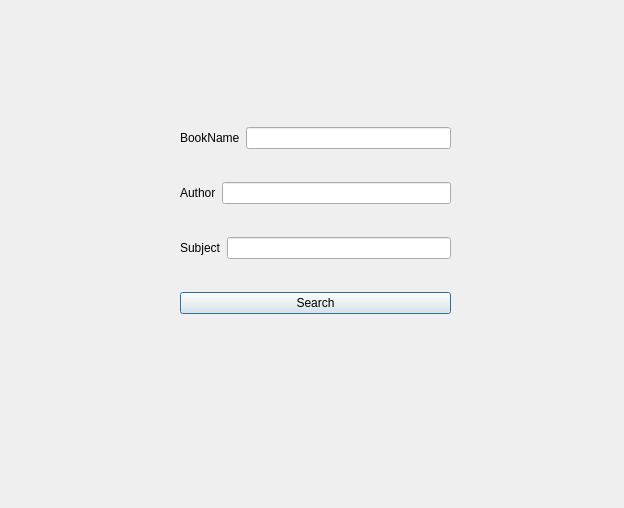
First picture: the form in Login/window_search.ui, repository mahsaamini2222/LibraryManagementSystem, before the edit.
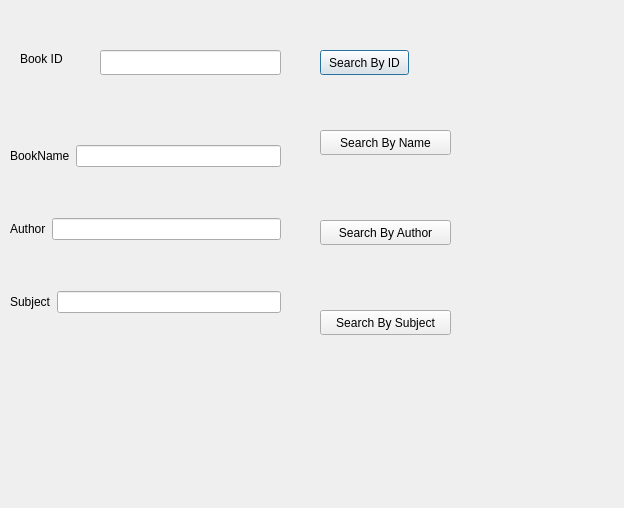
Second picture: the form after the edit.

Commit message: registerNewAccount json completed/edit and search UI fixed

Diff of the .ui file:
```diff
--- a/Login/window_search.ui
+++ b/Login/window_search.ui
@@ -13,13 +13,13 @@
   <property name="windowTitle">
    <string>Dialog</string>
   </property>
-  <widget class="QWidget" name="">
+  <widget class="QWidget" name="layoutWidget">
    <property name="geometry">
     <rect>
-     <x>180</x>
+     <x>10</x>
      <y>100</y>
      <width>271</width>
-     <height>241</height>
+     <height>261</height>
     </rect>
    </property>
    <layout class="QVBoxLayout" name="verticalLayout">
@@ -65,15 +65,83 @@
       </item>
      </layout>
     </item>
-    <item>
-     <widget class="QPushButton" name="pushButton_SearchBook">
-      <property name="text">
-       <string>Search</string>
-      </property>
-     </widget>
-    </item>
    </layout>
   </widget>
+  <widget class="QLabel" name="label">
+   <property name="geometry">
+    <rect>
+     <x>20</x>
+     <y>50</y>
+     <width>67</width>
+     <height>17</height>
+    </rect>
+   </property>
+   <property name="text">
+    <string>Book ID </string>
+   </property>
+  </widget>
+  <widget class="QLineEdit" name="lineEdit_BookId">
+   <property name="geometry">
+    <rect>
+     <x>100</x>
+     <y>50</y>
+     <width>181</width>
+     <height>25</height>
+    </rect>
+   </property>
+  </widget>
+  <widget class="QPushButton" name="pushButton">
+   <property name="geometry">
+    <rect>
+     <x>320</x>
+     <y>50</y>
+     <width>89</width>
+     <height>25</height>
+    </rect>
+   </property>
+   <property name="text">
+    <string>Search By ID</string>
+   </property>
+  </widget>
+  <widget class="QPushButton" name="pushButton_2">
+   <property name="geometry">
+    <rect>
+     <x>320</x>
+     <y>130</y>
+     <width>131</width>
+     <height>25</height>
+    </rect>
+   </property>
+   <property name="text">
+    <string>Search By Name</string>
+   </property>
+  </widget>
+  <widget class="QPushButton" name="pushButton_3">
+   <property name="geometry">
+    <rect>
+     <x>320</x>
+     <y>220</y>
+     <width>131</width>
+     <height>25</height>
+    </rect>
+   </property>
+   <property name="text">
+    <string>Search By Author</string>
+   </property>
+  </widget>
+  <widget class="QPushButton" name="pushButton_4">
+   <property name="geometry">
+    <rect>
+     <x>320</x>
+     <y>310</y>
+     <width>131</width>
+     <height>25</height>
+    </rect>
+   </property>
+   <property name="text">
+    <string>Search By Subject</string>
+   </property>
+  </widget>
  </widget>
  <resources/>
  <connections/>
```
The commit also changes 21 other files.
